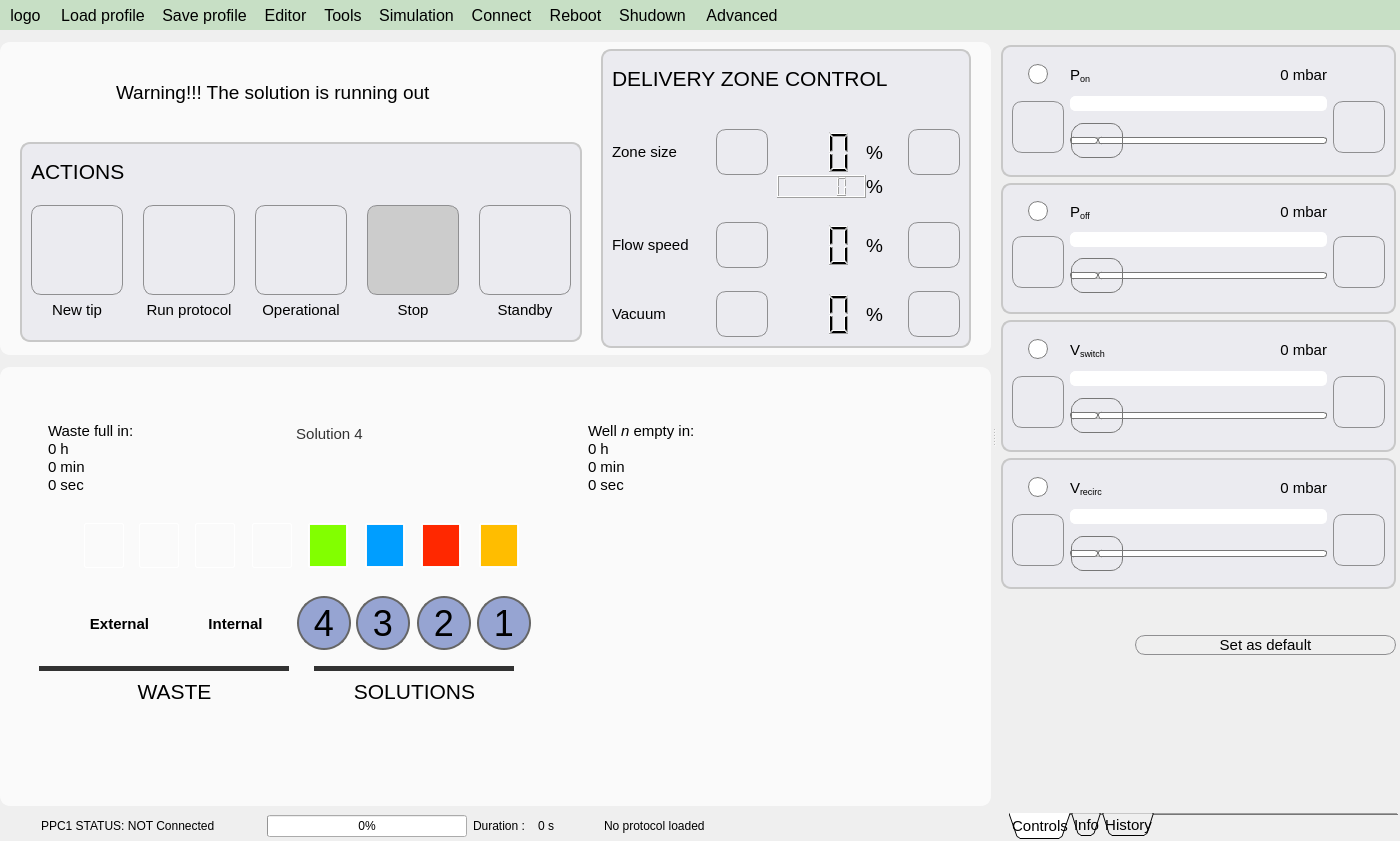
Qt form apps/Lab-on-a-tip/Lab-on-a-tip.ui (bellonemauro/Labonatip2.0) before a commit.
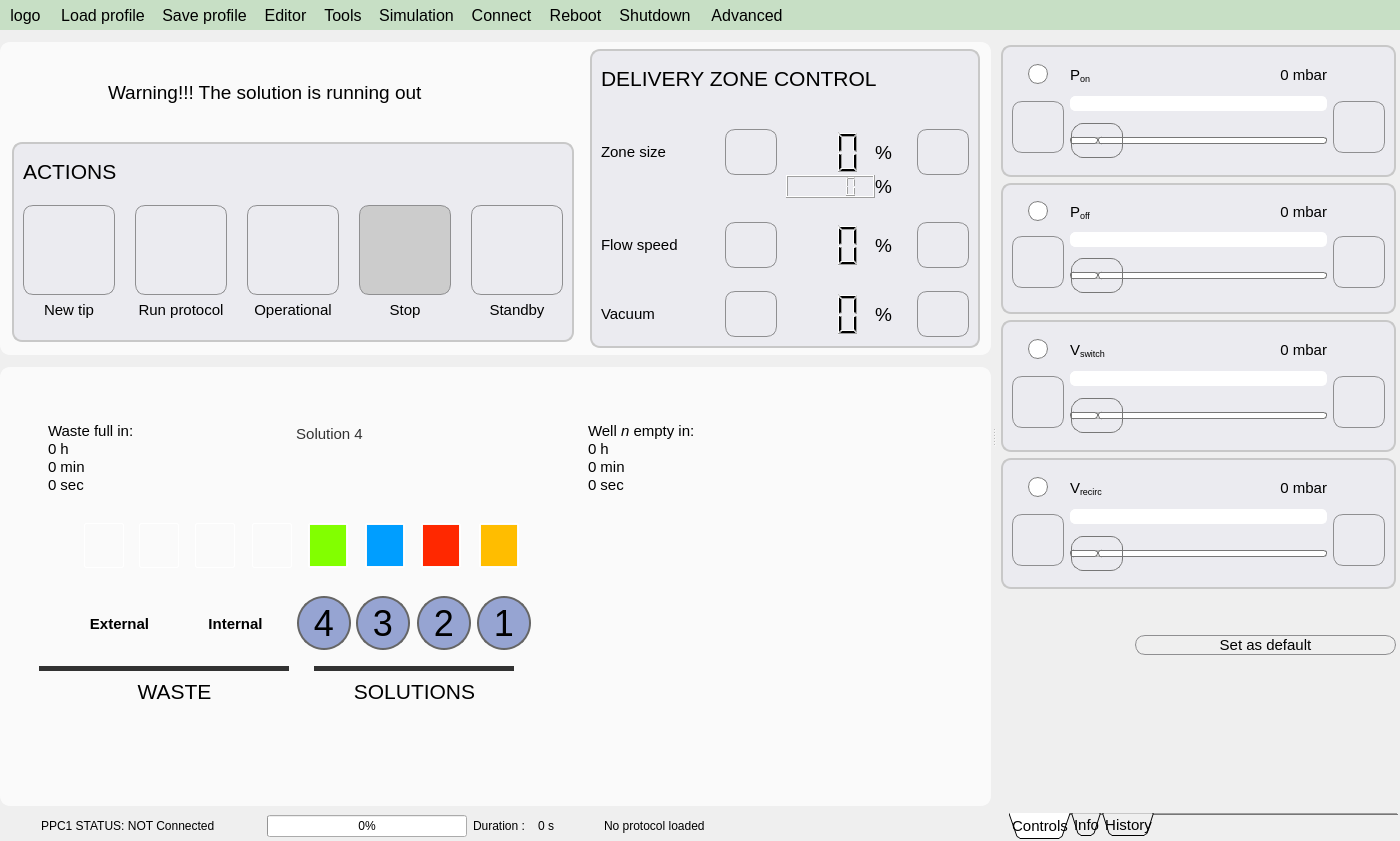
The same form after that commit. Icons and pictures are not drawn.

The edit to the form file:
```diff
--- a/apps/Lab-on-a-tip/Lab-on-a-tip.ui
+++ b/apps/Lab-on-a-tip/Lab-on-a-tip.ui
@@ -139,7 +139,7 @@
         <rect>
          <x>0</x>
          <y>0</y>
-         <width>992</width>
+         <width>993</width>
          <height>737</height>
         </rect>
        </property>
@@ -181,8 +181,8 @@
             <rect>
              <x>0</x>
              <y>0</y>
-             <width>992</width>
-             <height>689</height>
+             <width>993</width>
+             <height>690</height>
             </rect>
            </property>
            <layout class="QGridLayout" name="gridLayout">
@@ -1754,13 +1754,13 @@
                  </property>
                  <property name="minimumSize">
                   <size>
-                   <width>350</width>
-                   <height>40</height>
-                  </size>
-                 </property>
-                 <property name="maximumSize">
-                  <size>
                    <width>370</width>
+                   <height>40</height>
+                  </size>
+                 </property>
+                 <property name="maximumSize">
+                  <size>
+                   <width>390</width>
                    <height>16777215</height>
                   </size>
                  </property>
@@ -2234,7 +2234,7 @@
                    <widget class="QLabel" name="label_DZC_flowSpeed">
                     <property name="minimumSize">
                      <size>
-                      <width>100</width>
+                      <width>120</width>
                       <height>0</height>
                      </size>
                     </property>
@@ -5825,7 +5825,10 @@
      <normaloff>://icons/sshutdown2.png</normaloff>://icons/sshutdown2.png</iconset>
    </property>
    <property name="text">
-    <string>Shudown</string>
+    <string>Shutdown</string>
+   </property>
+   <property name="toolTip">
+    <string>Shutdown</string>
    </property>
   </action>
   <action name="actionAdvanced">
```
